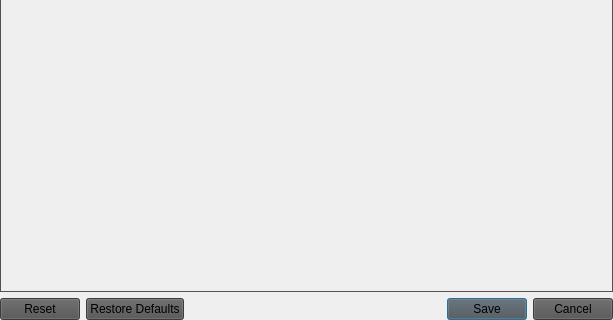
Old version of the form ui/settings/Settings.ui in the repository OpenFairWind/FairWindSK; both pictures show x 0 to 613 and y 228 to 548 of the 613 by 548 pixel window.
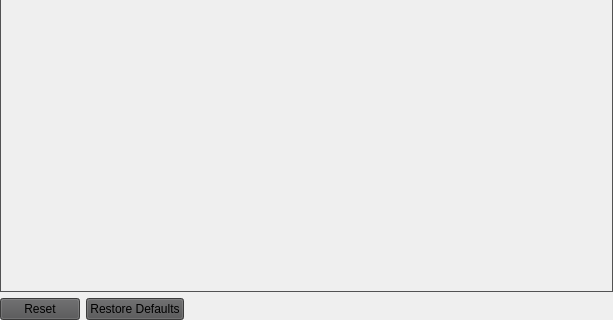
New version of the form.

What changed in the file:
```diff
--- a/ui/settings/Settings.ui
+++ b/ui/settings/Settings.ui
@@ -83,7 +83,7 @@
 border-bottom-color: rgb(83, 83, 84);</string>
      </property>
      <property name="standardButtons">
-      <set>QDialogButtonBox::StandardButton::Cancel|QDialogButtonBox::StandardButton::Reset|QDialogButtonBox::StandardButton::RestoreDefaults|QDialogButtonBox::StandardButton::Save</set>
+      <set>QDialogButtonBox::StandardButton::Reset|QDialogButtonBox::StandardButton::RestoreDefaults</set>
      </property>
      <property name="centerButtons">
       <bool>false</bool>
```
Left out of the diff: 3 changed lines with no effect on the pictures.
